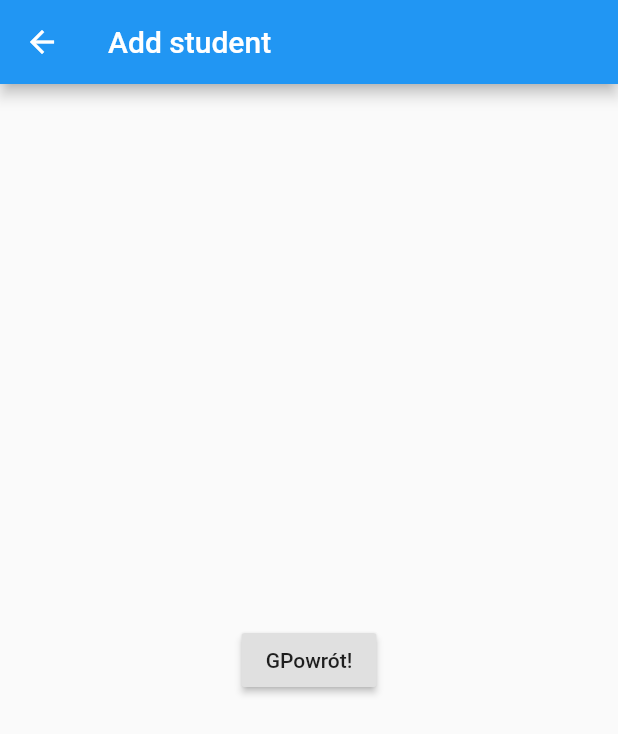
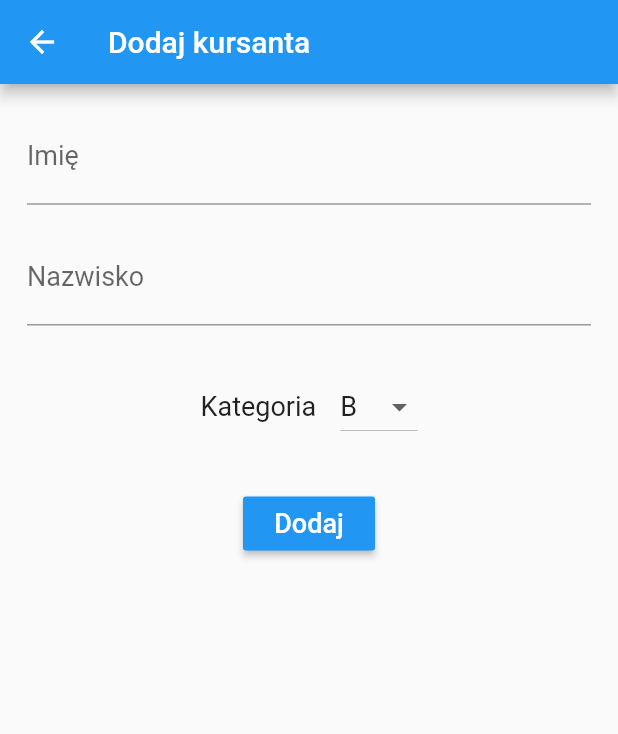
Before and after one commit to akai-org/prawko_jazdy, a Flutter app: the StudentDriverAddPage screen opened by its route, on a phone screen of 412 x 824 dp. Shown: the top 734 px of the screen. Run offline on Flutter 3.47's test engine with Material 2 defaults, Android fonts, the phone set to English and light mode, and no system bars; our stand-ins replace floor, flutter_slidable, sqflite, synchronized; accounts and stored records are empty; generated files the repository leaves out were written again.

Commit message:
Pure form with input data retrieving.

```diff
--- a/lib/args/LessonAddPageArgs.dart
+++ b/lib/args/LessonAddPageArgs.dart
@@ -6,10 +6,10 @@ class LessonAddPageArgs {
   final action actionType;
   DrivenTime lessonToEdit;
 
-  final editTitleText = 'Edytuj lekcje';
+  final editTitleText = 'Edytuj lekcję';
   final editButtonText = 'Zatwierdź';
 
-  final addTitleText = 'Dodaj lekcje';
+  final addTitleText = 'Dodaj lekcję';
   final addButtonText = 'Dodaj';
 
   String get pageTitle {
--- a/lib/pages/LessonAddPage.dart
+++ b/lib/pages/LessonAddPage.dart
@@ -127,7 +127,6 @@ class _LessonAddPageState extends State<LessonAddPage> {
     return Row(
       children: [
         DropdownButton<String>(
-          hint: Text("Godzin"),
           value: lessonHours.toString(),
           items: hourPickerOptions
             .map((String value) {
@@ -156,7 +155,6 @@ class _LessonAddPageState extends State<LessonAddPage> {
   return Row(
     children: [
       DropdownButton<String>(
-        hint: Text("Minut"),
         value: lessonMinutes.toString(),
         items: minutePickerOptions
           .map((String value) {
--- a/lib/pages/StudentDriverAddPage.dart
+++ b/lib/pages/StudentDriverAddPage.dart
@@ -1,25 +1,122 @@
 import 'package:flutter/material.dart';
+import 'package:flutter/services.dart';
 
-class StudentDriverAddPage extends StatelessWidget {
+class StudentDriverAddPage extends StatefulWidget {
   static const routeName = "/studentDriver/add";
+
+  @override
+  _StudentDriverAddPageState createState() => _StudentDriverAddPageState();
+}
+
+class _StudentDriverAddPageState extends State<StudentDriverAddPage> {
+  final categoryPickerOptions = <String>['AM', 'A1', 'A2', 'A', 'B1', 'B'];
+  String selectedCategory = 'B';
+  String firstName = '';
+  String lastName = '';
+  final firstNameFieldController = TextEditingController();
+  final lastNameFieldController = TextEditingController();
+  final _formKey = GlobalKey<FormState>();
+  final  validCharacters = RegExp(r'^[a-zA-Z]+$');
 
   @override
   Widget build(BuildContext context) {
     return Scaffold(
       appBar: AppBar(
-        title: Text("Add student"),
+        title: Text("Dodaj kursanta"),
       ),
 
-      body: Center(
-        child: RaisedButton(
-          onPressed: () {
-            // Navigate back to the first screen by popping the current route
-            // off the stack.
-            Navigator.pop(context);
-          },
-          child: Text('GPowrót!'),
+      body: Padding(
+        padding: const EdgeInsets.all(18.0),
+        child: Form(
+          key: _formKey,
+          child: Column(
+            children: <Widget>[
+              firstNameField(),
+              SizedBox(height: 18),
+              lastNameField(),
+              SizedBox(height: 30),
+              categoryPicker(),
+              SizedBox(height: 30),
+              confirmButton(),
+            ],
+          ),
         ),
       ),
     );
   }
+
+  TextFormField firstNameField() {
+    return TextFormField(
+      decoration: InputDecoration(labelText:'Imię'),
+      style: TextStyle(fontSize: 18.0),
+      controller: firstNameFieldController,
+      onEditingComplete: () => FocusScope.of(context).nextFocus(),
+      validator: (value) => validateField(value, "Imię"),
+    );
+  }
+
+  TextFormField lastNameField() {
+    return TextFormField(
+      decoration: InputDecoration(labelText:'Nazwisko'),
+      style: TextStyle(fontSize: 18.0),
+      controller: lastNameFieldController,
+      onEditingComplete: () => FocusScope.of(context).unfocus(),
+      validator: (value) => validateField(value, "Nazwisko"),
+    );
+  }
+
+  validateField(value, label) {
+    // Only letters 3-20, without numbers, special characters and digits.
+    if (value.isEmpty) return 'To pole nie może być puste!';
+    if (value.length < 3) return '$label za krótkie! Min. 3 litery.';
+    if (value.length > 30) return '$label za długie! Max. 30 liter.';
+    if (!validCharacters.hasMatch(value))
+      return "$label nie może zawierać spacji, liczb ani znaków specjalnych!";
+
+    return null;
+  }
+
+  confirmButton() {
+    return RaisedButton(
+      child: Text('Dodaj', style: TextStyle(fontSize: 18, color: Colors.white)),
+      onPressed: () {
+        if (_formKey.currentState.validate()) {
+          print(firstNameFieldController.text);
+          print(lastNameFieldController.text);
+          print(selectedCategory);
+          Navigator.pop(context);
+        }
+      },
+      color: Colors.blue,
+    );
+  }
+
+  categoryPicker() {
+    return Row(
+      mainAxisAlignment: MainAxisAlignment.center,
+      children: [
+        Padding(
+          padding: const EdgeInsets.only(right: 16.0),
+          child: Text('Kategoria', style: TextStyle(fontSize: 18.0)),
+        ),
+        DropdownButton<String>(
+          value: selectedCategory,
+          items: categoryPickerOptions
+            .map((String value) {
+            return DropdownMenuItem<String>(
+              value: value,
+              child: new Text(value, style: TextStyle(fontSize: 18.0)),
+            );
+          }).toList(),
+          onChanged: (value) {
+            setState(() => selectedCategory = value);
+          }
+        ),
+      ],
+    );
+  }
 }
+
+/*
+ _studentDao.insertStudent(StudentDriver(null, "Jan", "Kowalski", "A", false));
+*/
--- a/lib/pages/StudentDriverListPage.dart
+++ b/lib/pages/StudentDriverListPage.dart
@@ -114,9 +114,7 @@ class _StudentDriverListState extends State<StudentDriverListPage> {
         ),
         floatingActionButton: FloatingActionButton(
           onPressed: () => {
-            _studentDao.insertStudent(
-                StudentDriver(null, "Jan", "Kowalski", "A", false)
-            ),
+
             Navigator.pushNamed(context, StudentDriverAddPage.routeName)
                 .then((_) => onReturnFromAddPage())
           },
```
Also changed, not shown: lib/pages/StudentDriverDetailsPage.dart (indentation only).
